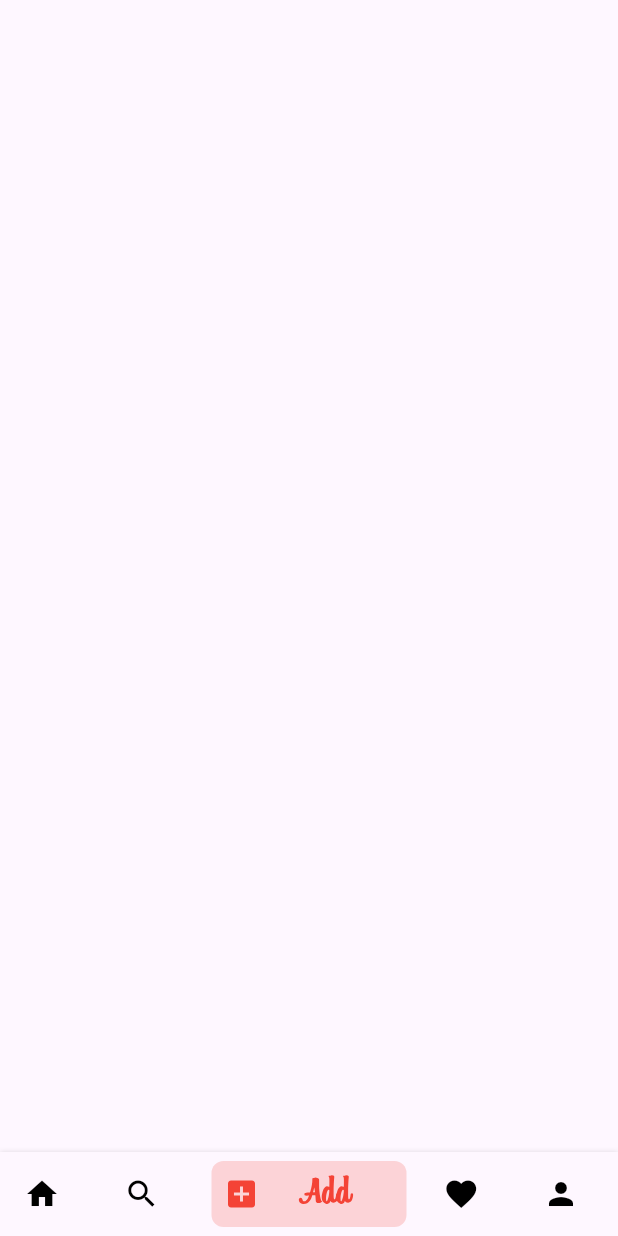
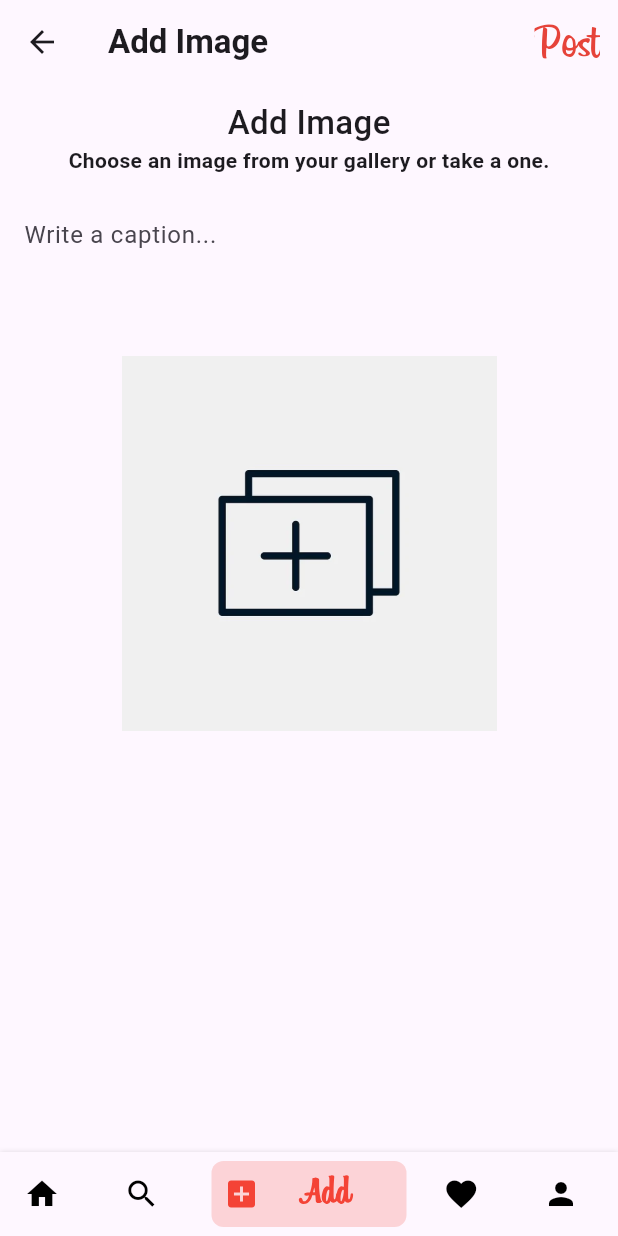
Before and after one commit to malik31200/holbertonschool-holbegram, a Flutter app: the BottomNav screen opened directly, swiped to page 3, on a phone screen of 412 x 824 dp. Run offline on Flutter 3.47's test engine with Material 3 defaults, Android fonts, the phone set to English and light mode, and no system bars; drawn by our look-alikes of bottom_navy_bar; our stand-ins replace cloud_firestore, firebase_auth, firebase_core, image_picker; accounts and stored records are empty; network calls fail.

Commit message:
feat: add post

```diff
--- a/holbegram/lib/screens/pages/add_image.dart
+++ b/holbegram/lib/screens/pages/add_image.dart
@@ -1,10 +1,206 @@
+import 'dart:typed_data';
+
 import 'package:flutter/material.dart';
+import 'package:image_picker/image_picker.dart';
+import 'package:provider/provider.dart';
 
-class AddImage extends StatelessWidget {
+import '../../providers/user_provider.dart';
+import '../home.dart';
+import 'methods/post_storage.dart';
+
+class AddImage extends StatefulWidget {
   const AddImage({super.key});
 
   @override
+  State<AddImage> createState() => _AddImageState();
+}
+
+class _AddImageState extends State<AddImage> {
+  Uint8List? _image;
+  final TextEditingController _captionController = TextEditingController();
+  bool _isLoading = false;
+
+  @override
+  void dispose() {
+    _captionController.dispose();
+    super.dispose();
+  }
+
+  Future<void> selectImageFromGallery() async {
+    final ImagePicker imagePicker = ImagePicker();
+
+    XFile? file = await imagePicker.pickImage(source: ImageSource.gallery);
+
+    if (file == null) return;
+
+    Uint8List imageBytes = await file.readAsBytes();
+
+    if (!mounted) return;
+
+    setState(() {
+      _image = imageBytes;
+    });
+  }
+
+  Future<void> selectImageFromCamera() async {
+    final ImagePicker imagePicker = ImagePicker();
+
+    XFile? file = await imagePicker.pickImage(source: ImageSource.camera);
+
+    if (file == null) return;
+
+    Uint8List imageBytes = await file.readAsBytes();
+
+    if (!mounted) return;
+
+    setState(() {
+      _image = imageBytes;
+    });
+  }
+
+  void _showImageSourceSheet() {
+    showModalBottomSheet(
+      context: context,
+      builder: (sheetContext) {
+        return SafeArea(
+          child: Wrap(
+            children: [
+              ListTile(
+                leading: const Icon(Icons.photo_library_outlined),
+                title: const Text('Gallery'),
+                onTap: () {
+                  Navigator.pop(sheetContext);
+                  selectImageFromGallery();
+                },
+              ),
+              ListTile(
+                leading: const Icon(Icons.camera_alt_outlined),
+                title: const Text('Camera'),
+                onTap: () {
+                  Navigator.pop(sheetContext);
+                  selectImageFromCamera();
+                },
+              ),
+            ],
+          ),
+        );
+      },
+    );
+  }
+
+  Future<void> _postImage() async {
+    final messenger = ScaffoldMessenger.of(context);
+    final user = Provider.of<UserProvider>(context, listen: false).getUser;
+
+    if (_image == null) {
+      messenger.showSnackBar(
+        const SnackBar(content: Text('Please choose an image')),
+      );
+      return;
+    }
+
+    if (user == null) {
+      messenger.showSnackBar(
+        const SnackBar(content: Text('User not loaded, try again')),
+      );
+      return;
+    }
+
+    setState(() {
+      _isLoading = true;
+    });
+
+    String res = await PostStorage().uploadPost(
+      _captionController.text,
+      user.uid,
+      user.username,
+      user.photoUrl,
+      _image!,
+    );
+
+    if (!mounted) return;
+
+    setState(() {
+      _isLoading = false;
+    });
+
+    if (res == 'Ok') {
+      messenger.showSnackBar(const SnackBar(content: Text('Posted')));
+      _captionController.clear();
+      setState(() {
+        _image = null;
+      });
+      Navigator.of(
+        context,
+      ).pushReplacement(MaterialPageRoute(builder: (context) => const Home()));
+    } else {
+      messenger.showSnackBar(SnackBar(content: Text(res)));
+    }
+  }
+
+  @override
   Widget build(BuildContext context) {
-    return Scaffold();
+    return Scaffold(
+      appBar: AppBar(
+        title: const Text(
+          'Add Image',
+          style: TextStyle(fontWeight: FontWeight.bold),
+        ),
+        actions: [
+          TextButton(
+            onPressed: _isLoading ? null : _postImage,
+            child: const Text(
+              'Post',
+              style: TextStyle(
+                fontFamily: 'Billabong',
+                fontSize: 32,
+                color: Color.fromARGB(218, 226, 37, 24),
+              ),
+            ),
+          ),
+        ],
+      ),
+      body: SingleChildScrollView(
+        child: Column(
+          children: [
+            const SizedBox(height: 10),
+            const Text(
+              'Add Image',
+              style: TextStyle(fontSize: 22, fontWeight: FontWeight.w500),
+            ),
+            const Text(
+              'Choose an image from your gallery or take a one.',
+              style: TextStyle(fontSize: 14, fontWeight: FontWeight.bold),
+            ),
+            Padding(
+              padding: const EdgeInsets.all(16),
+              child: TextField(
+                controller: _captionController,
+                decoration: const InputDecoration(
+                  hintText: 'Write a caption...',
+                  border: InputBorder.none,
+                ),
+              ),
+            ),
+            const SizedBox(height: 40),
+            GestureDetector(
+              onTap: _showImageSourceSheet,
+              child: _image != null
+                  ? Image.memory(
+                      _image!,
+                      width: 250,
+                      height: 250,
+                      fit: BoxFit.cover,
+                    )
+                  : Image.asset(
+                      'assets/images/add-picture.webp',
+                      width: 250,
+                      height: 250,
+                    ),
+            ),
+          ],
+        ),
+      ),
+    );
   }
 }
--- a/holbegram/lib/widgets/bottom_nav.dart
+++ b/holbegram/lib/widgets/bottom_nav.dart
@@ -1,5 +1,8 @@
 import 'package:flutter/material.dart';
 import 'package:bottom_navy_bar/bottom_navy_bar.dart';
+import 'package:provider/provider.dart';
+
+import '../providers/user_provider.dart';
 
 import '../screens/pages/feed.dart';
 import '../screens/pages/search.dart';
@@ -23,6 +26,8 @@ class _BottomNavState extends State<BottomNav> {
     super.initState();
 
     _pageController = PageController();
+
+    Provider.of<UserProvider>(context, listen: false).refreshUser();
   }
 
   @override
```
Also changed, not shown: holbegram/lib/utils/posts.dart (+4 -4 lines), holbegram/assets/images/add-picture.webp (added).
